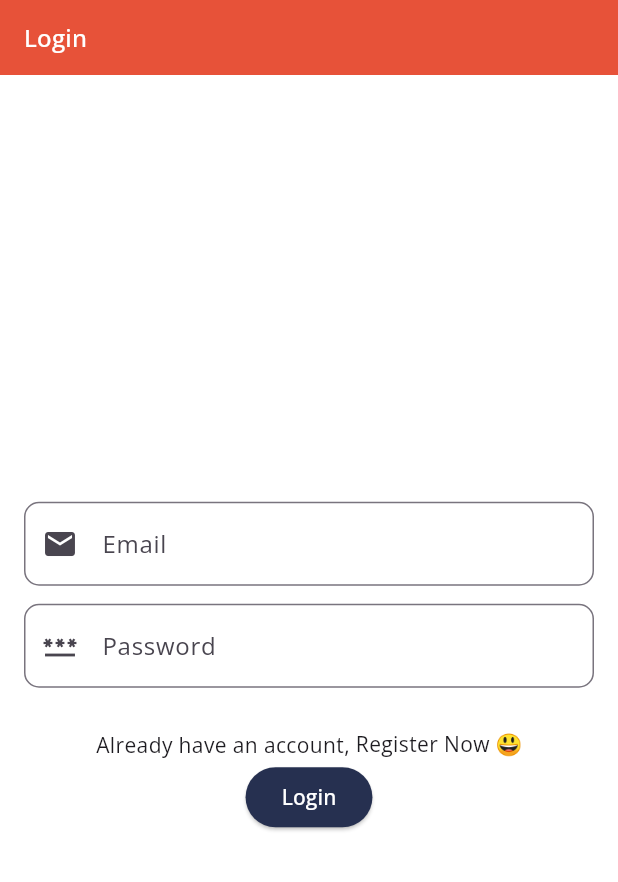
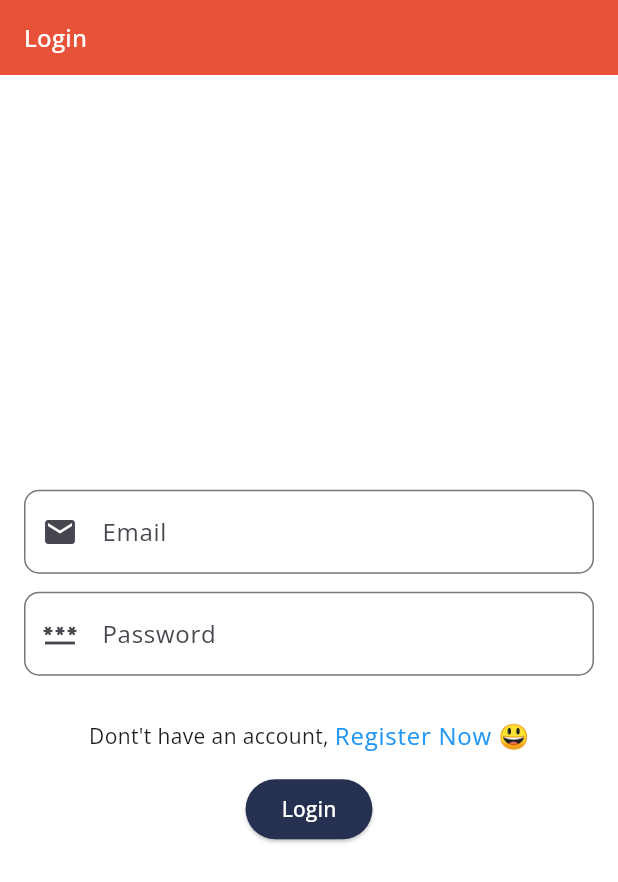
Before and after one commit to JoinCODED/chat-app, a Flutter app: the screen it shows after launch, on a phone screen of 412 x 824 dp. Shown: the top 882 px of the screen. Run offline on Flutter 3.47's test engine with Material 3 defaults, Android fonts, the phone set to English and light mode, and no system bars; our stand-ins replace cloud_firestore, firebase_auth, firebase_core, flutter_riverpod, go_router, google_fonts and 1 more; accounts and stored records are empty; generated files the repository leaves out were written again.

Commit message:
finilizing design

```diff
--- a/chater/lib/app/config/router/named_routes.dart
+++ b/chater/lib/app/config/router/named_routes.dart
@@ -6,4 +6,5 @@ abstract class MyNamedRoutes {
   static const profile = 'profile';
   static const editProfile = 'editProfile';
   static const homePage = 'homePage';
+  static const register = 'register';
 }
--- a/chater/lib/app/config/router/routes.dart
+++ b/chater/lib/app/config/router/routes.dart
@@ -1,6 +1,7 @@
 import 'package:chater/app/config/router/named_routes.dart';
 import 'package:chater/app/modules/auth/views/home_screen.dart';
 import 'package:chater/app/modules/auth/views/login_screen.dart';
+import 'package:chater/app/modules/auth/views/register_screen.dart';
 import 'package:chater/app/modules/auth/views/splash_screen.dart';
 import 'package:flutter/material.dart';
 import 'package:go_router/go_router.dart';
@@ -38,6 +39,15 @@ class AppRouter {
       ),
       GoRoute(
         parentNavigatorKey: rootNavigatorKey,
+        path: "/${MyNamedRoutes.register}",
+        name: MyNamedRoutes.register,
+        pageBuilder: (context, state) => NoTransitionPage(
+          key: state.pageKey,
+          child: const RegisterScreen(),
+        ),
+      ),
+      GoRoute(
+        parentNavigatorKey: rootNavigatorKey,
         path: "/${MyNamedRoutes.homePage}",
         name: MyNamedRoutes.homePage,
         pageBuilder: (context, state) => NoTransitionPage(
--- a/chater/lib/app/modules/auth/domain/helpers/auth_validators.dart
+++ b/chater/lib/app/modules/auth/domain/helpers/auth_validators.dart
@@ -1,4 +1,4 @@
-class AuthValidators {
+mixin AuthValidators {
   // Create error messages to send.
   static const String emailErrMsg =
       "Invalid Email Address, Please provide a valid email.";
--- a/chater/lib/app/modules/auth/views/login_screen.dart
+++ b/chater/lib/app/modules/auth/views/login_screen.dart
@@ -1,8 +1,10 @@
+import 'package:chater/app/config/router/named_routes.dart';
 import 'package:chater/app/core/constants/my_colors.dart';
 import 'package:chater/app/core/extensions/context_extension.dart';
 import 'package:chater/app/modules/auth/widgets/auth_appbar.dart';
 import 'package:chater/app/modules/auth/widgets/my_auth_form.dart';
 import 'package:flutter/material.dart';
+import 'package:go_router/go_router.dart';
 
 class LoginScreen extends StatelessWidget {
   const LoginScreen({super.key});
@@ -25,12 +27,24 @@ class LoginScreen extends StatelessWidget {
           const SizedBox(
             height: 12,
           ),
-          const Row(
+          Row(
             mainAxisAlignment: MainAxisAlignment.center,
             children: [
-              Text("Already have an account, "),
-              Text("Register Now 😃")
+              Text("${context.translate.dontHaveAnAccount}, "),
+              GestureDetector(
+                onTap: () {
+                  context.goNamed(MyNamedRoutes.register);
+                },
+                child: Text(
+                  "${context.translate.registerNow} 😃",
+                  style: context.theme.textTheme.bodyLarge
+                      ?.copyWith(color: MyColors.blue),
+                ),
+              )
             ],
+          ),
+          const SizedBox(
+            height: 12,
           ),
           ElevatedButton(
             onPressed: () {},
--- a/chater/lib/app/modules/auth/widgets/my_auth_form.dart
+++ b/chater/lib/app/modules/auth/widgets/my_auth_form.dart
@@ -12,7 +12,7 @@ class MyAuthForm extends StatefulWidget {
   State createState() => _MyAuthFormState();
 }
 
-class _MyAuthFormState extends State<MyAuthForm> {
+class _MyAuthFormState extends State<MyAuthForm> with AuthValidators {
   final formKey = GlobalKey<FormState>();
 
   @override
@@ -22,8 +22,6 @@ class _MyAuthFormState extends State<MyAuthForm> {
 
     final passwordController = TextEditingController();
     final passwordFocusNode = FocusNode();
-
-    final authValidators = AuthValidators();
 
     @override
     void dispose() {
@@ -46,10 +44,13 @@ class _MyAuthFormState extends State<MyAuthForm> {
                 controller: emailController,
                 obscureText: false,
                 focusNode: emailFocusNode,
-                  validator: (input) => authValidators.emailValidator(input),
+                validator: (input) => emailValidator(input),
                 prefIcon: const Icon(Icons.email),
                 labelText: context.translate.email,
                 textInputAction: TextInputAction.next,
+                onChanged: (value) {
+
+                },
               ),
               const SizedBox(
                 height: 12,
@@ -58,10 +59,11 @@ class _MyAuthFormState extends State<MyAuthForm> {
                 controller: passwordController,
                 obscureText: true,
                 focusNode: passwordFocusNode,
-                  validator: (input) => authValidators.passwordVlidator(input),
+                validator: (input) => passwordVlidator(input),
                 prefIcon: const Icon(Icons.password),
                 labelText: context.translate.password,
                 textInputAction: TextInputAction.done,
+                onChanged: (value) {},
               ),
             ],
           ),
--- a/chater/lib/app/modules/auth/widgets/my_textform_widget.dart
+++ b/chater/lib/app/modules/auth/widgets/my_textform_widget.dart
@@ -9,6 +9,7 @@ class MyTextFormWidget extends StatelessWidget {
       required this.prefIcon,
       required this.labelText,
       required this.textInputAction,
+      required this.onChanged,
       super.key});
 
   // Controller for the text field
@@ -25,6 +26,8 @@ class MyTextFormWidget extends StatelessWidget {
   final String labelText;
   // The keyword action to display
   final TextInputAction textInputAction;
+
+  final String? Function(String?)? onChanged;
 
   @override
   Widget build(BuildContext context) {
@@ -43,6 +46,7 @@ class MyTextFormWidget extends StatelessWidget {
       textInputAction: textInputAction,
       obscureText: obscureText,
       validator: validator,
+      onChanged: onChanged,
     );
   }
 }
--- a/chater/lib/assets/l10n/app_en.arb
+++ b/chater/lib/assets/l10n/app_en.arb
@@ -2,5 +2,9 @@
     "register": "Register",
     "email": "Email",
     "password": "Password",
-    "login": "Login"
+    "login": "Login",
+    "dontHaveAnAccount": "Dont't have an account",
+    "registerNow": "Register Now",
+    "alreadyHaveAnAccount": "Already have an account",
+    "pleaseLogin": "Please login"
 }
```
Also changed, not shown: chater/lib/app/modules/auth/domain/api/auth_api.dart (added, +25 -0 lines), chater/lib/app/modules/auth/domain/providers/controller/auth_controller.dart (+7 -11 lines), chater/lib/app/modules/auth/views/register_screen.dart (+27 -3 lines). Lines whose indentation alone changed are shown as unchanged.
